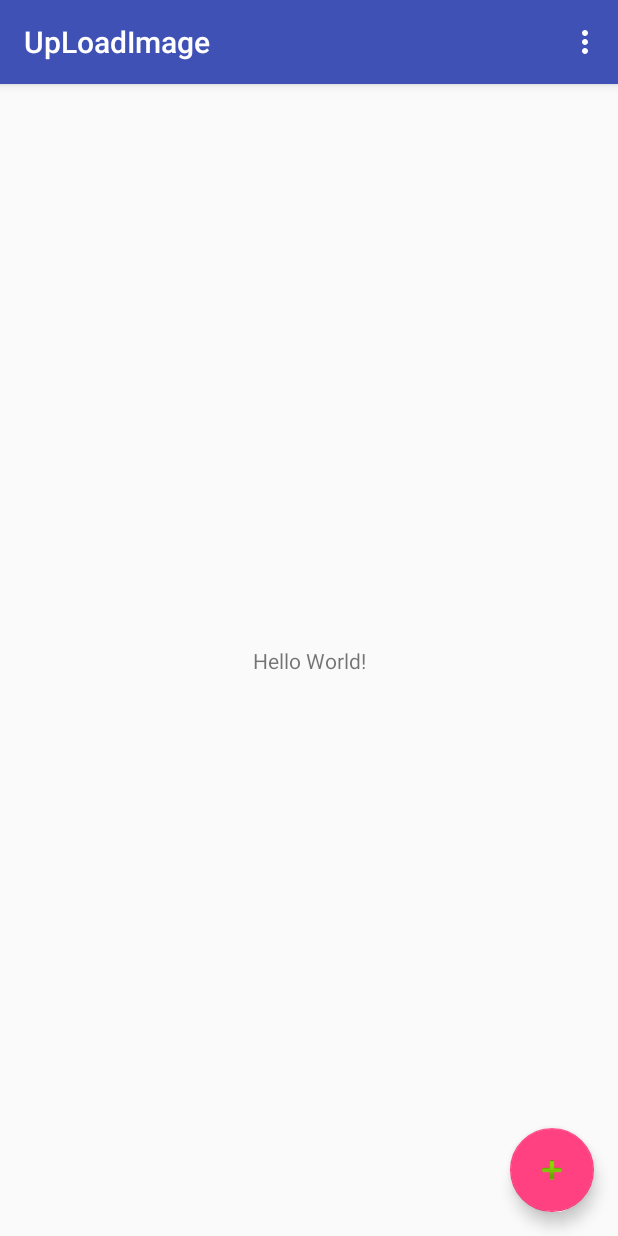
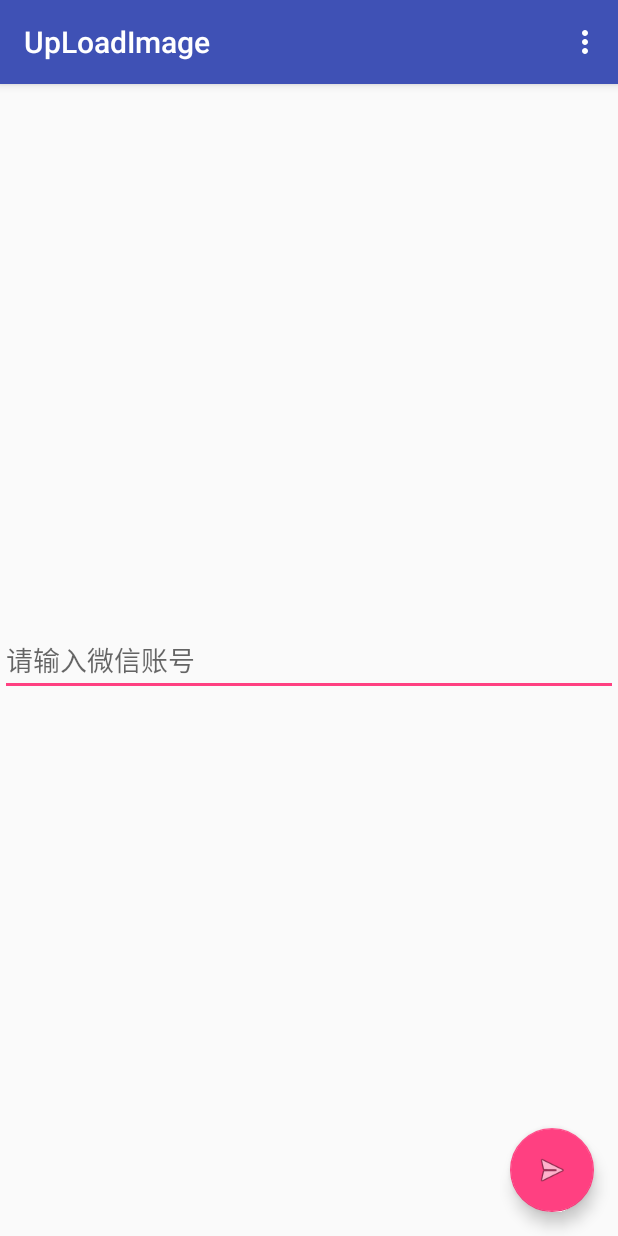
Before and after one commit to ThreeEyedCrow/uploadImg, an Android app: the screen it shows after launch (MainActivity), on a phone screen of 412 x 824 dp. Run offline under Robolectric (Android 15) with nearby library versions, the phone set to English and light mode, and no system bars.

Commit message:
增加微信账号的获取和请求

```diff
--- a/app/src/main/java/com/jt/pay/uploadimage/MainActivity.java
+++ b/app/src/main/java/com/jt/pay/uploadimage/MainActivity.java
@@ -15,6 +15,7 @@ import android.util.Log;
 import android.view.View;
 import android.view.Menu;
 import android.view.MenuItem;
+import android.widget.EditText;
 import android.widget.Toast;
 
 import java.io.File;
@@ -32,11 +33,11 @@ public class MainActivity extends AppCompatActivity {
 
     private static final String FILE_NAME = "imgTestZip.zip";
     private static final String FILE_PATH = Environment.getExternalStorageDirectory().getAbsolutePath() + File.separator + FILE_NAME;
-
-    private ProgressDialog dialog;
     String url = "http://192.168.12.209:8083/a/file/receiveApp/receiveZip";
     File file = new File(FILE_PATH);
 
+    private ProgressDialog dialog;
+    private EditText editText;
 
     @Override
     protected void onCreate(Bundle savedInstanceState) {
@@ -44,6 +45,8 @@ public class MainActivity extends AppCompatActivity {
         setContentView(R.layout.activity_main);
         Toolbar toolbar = (Toolbar) findViewById(R.id.toolbar);
         setSupportActionBar(toolbar);
+
+        editText = findViewById(R.id.wechatNum);
 
         final Intent intent = getIntent();
         String action = intent.getAction();
@@ -125,7 +128,7 @@ public class MainActivity extends AppCompatActivity {
         dialog.show();
         RetrofitClient
                 .getInstance()
-                .upLoadFile(url, file, new FileUploadObserver<ResponseBody>() {
+                .upLoadFile(url, file,editText.getText().toString(), new FileUploadObserver<ResponseBody>() {
                     @Override
                     public void onUpLoadSuccess(ResponseBody responseBody) {
                         Toast.makeText(MainActivity.this, "上传成功", Toast.LENGTH_SHORT).show();
--- a/app/src/main/java/com/jt/pay/uploadimage/RetrofitClient.java
+++ b/app/src/main/java/com/jt/pay/uploadimage/RetrofitClient.java
@@ -56,10 +56,10 @@ public class RetrofitClient {
      * @param file               需要上传的文件
      * @param fileUploadObserver 上传回调
      */
-    void upLoadFile(String url, File file, FileUploadObserver<ResponseBody> fileUploadObserver) {
+    void upLoadFile(String url, File file, String wechatNum,FileUploadObserver<ResponseBody> fileUploadObserver) {
         UploadFileRequestBody uploadFileRequestBody = new UploadFileRequestBody(file, fileUploadObserver);
         MultipartBody.Part part = MultipartBody.Part.createFormData("file", file.getName(), uploadFileRequestBody);
-        RequestBody wechatNumber = RequestBody.create(okhttp3.MediaType.parse("charset=utf-8"), "weixinnum123");
+        RequestBody wechatNumber = RequestBody.create(okhttp3.MediaType.parse("charset=utf-8"), wechatNum);
         create(UpLoadFileApi.class)
                 .uploadFile(url,wechatNumber, part)
                 .subscribeOn(Schedulers.io())
--- a/app/src/main/res/layout/activity_main.xml
+++ b/app/src/main/res/layout/activity_main.xml
@@ -28,6 +28,6 @@
         android:layout_height="wrap_content"
         android:layout_gravity="bottom|end"
         android:layout_margin="@dimen/fab_margin"
-        app:srcCompat="@android:drawable/ic_input_add" />
+        app:srcCompat="@android:drawable/ic_menu_send" />
 
 </android.support.design.widget.CoordinatorLayout>
--- a/app/src/main/res/layout/content_main.xml
+++ b/app/src/main/res/layout/content_main.xml
@@ -1,5 +1,5 @@
 <?xml version="1.0" encoding="utf-8"?>
-<android.support.constraint.ConstraintLayout xmlns:android="http://schemas.android.com/apk/res/android"
+<RelativeLayout xmlns:android="http://schemas.android.com/apk/res/android"
     xmlns:app="http://schemas.android.com/apk/res-auto"
     xmlns:tools="http://schemas.android.com/tools"
     android:layout_width="match_parent"
@@ -8,13 +8,15 @@
     tools:context=".MainActivity"
     tools:showIn="@layout/activity_main">
 
-    <TextView
-        android:layout_width="wrap_content"
+    <EditText
+        android:id="@+id/wechatNum"
+        android:layout_width="match_parent"
         android:layout_height="wrap_content"
-        android:text="Hello World!"
-        app:layout_constraintBottom_toBottomOf="parent"
-        app:layout_constraintLeft_toLeftOf="parent"
-        app:layout_constraintRight_toRightOf="parent"
-        app:layout_constraintTop_toTopOf="parent" />
+        android:gravity="clip_vertical"
+        android:layout_centerVertical="true"
+        android:hint="请输入微信账号"
+        android:imeOptions="actionNext"
+        android:inputType="text"
+        android:textColor="#000000" />
 
-</android.support.constraint.ConstraintLayout>
+</RelativeLayout>
```
